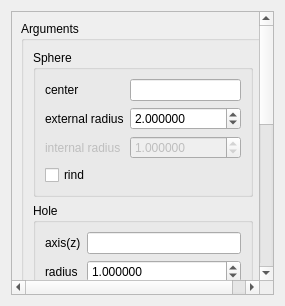
Old version of the form src/HEXABLOCKGUI/MakeHemiSphere_QTD.ui in the repository SalomePlatform/hexablock.
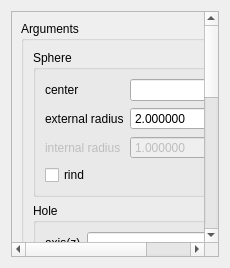
New version of the form.

Diff of the .ui file:
```diff
--- a/src/HEXABLOCKGUI/MakeHemiSphere_QTD.ui
+++ b/src/HEXABLOCKGUI/MakeHemiSphere_QTD.ui
@@ -6,19 +6,19 @@
    <rect>
     <x>0</x>
     <y>0</y>
-    <width>285</width>
-    <height>306</height>
+    <width>230</width>
+    <height>268</height>
    </rect>
   </property>
   <property name="sizePolicy">
-   <sizepolicy hsizetype="Preferred" vsizetype="Minimum">
+   <sizepolicy hsizetype="Preferred" vsizetype="Preferred">
     <horstretch>0</horstretch>
     <verstretch>0</verstretch>
    </sizepolicy>
   </property>
   <property name="minimumSize">
    <size>
-    <width>285</width>
+    <width>0</width>
     <height>0</height>
    </size>
   </property>
```
